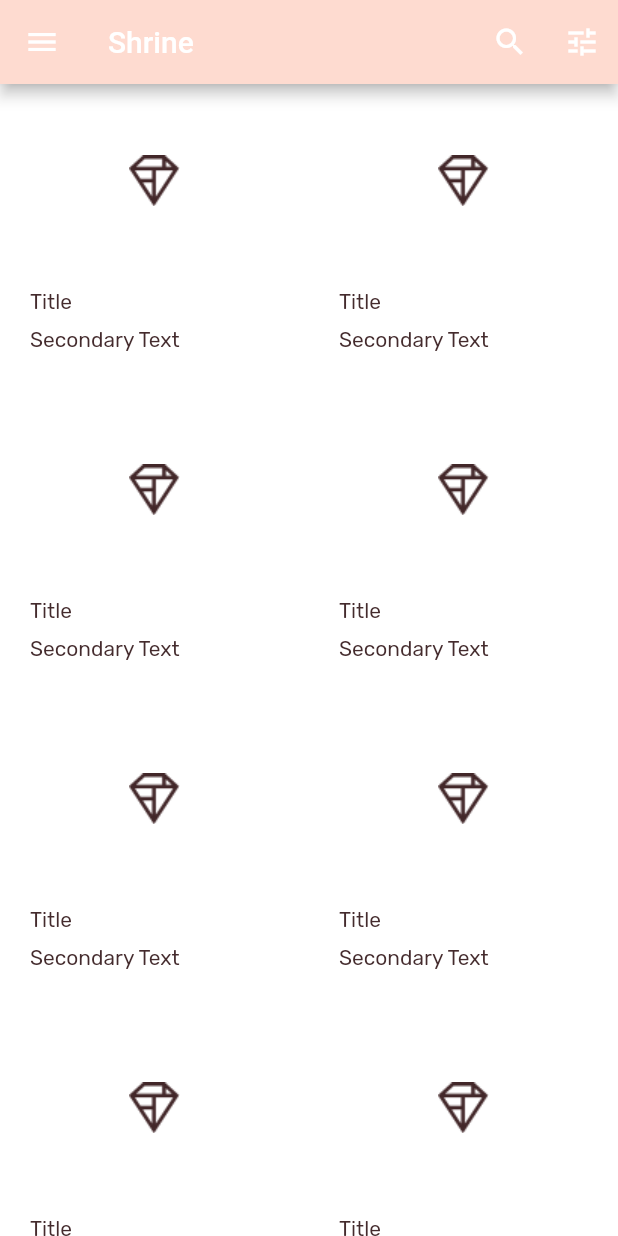
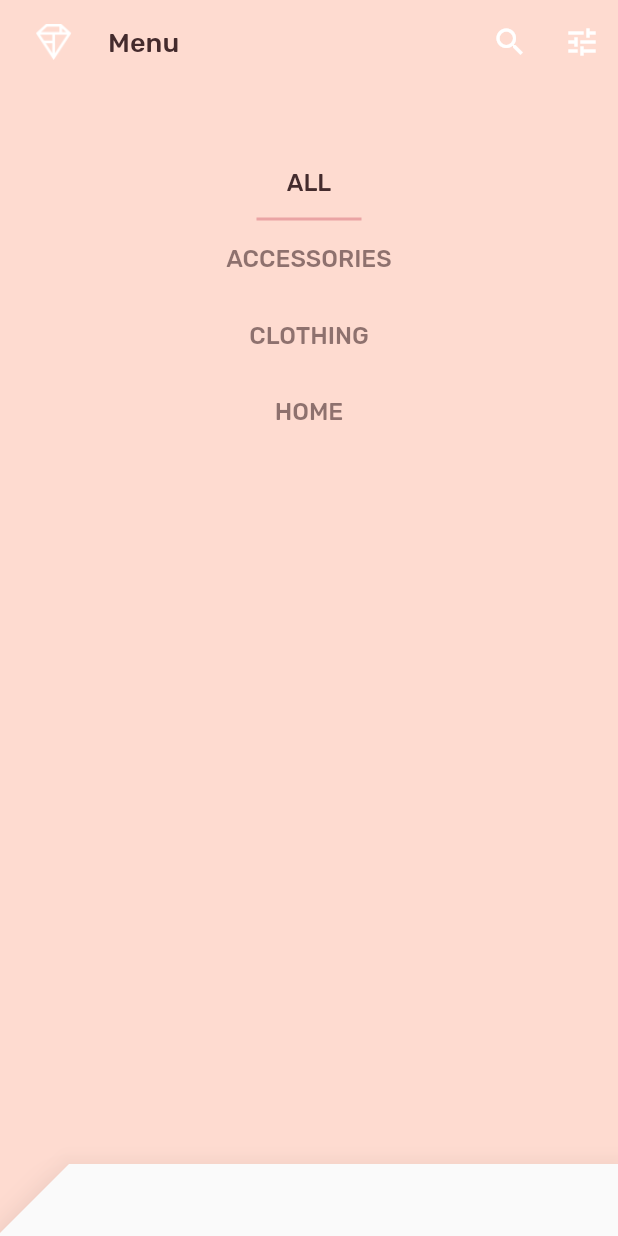
Before and after one commit to fariswidaa/Shrine, a Flutter app: the screen it shows after launch, after a tap on "Next", on a phone screen of 412 x 824 dp. Run offline on Flutter 3.47's test engine with Material 2 defaults, Android fonts, the phone set to English and light mode, and no system bars.

Commit message:
stage 3 ,4
creating the new rouute, adding the backdrop, animation, and the images

```diff
--- a/lib/app.dart
+++ b/lib/app.dart
@@ -1,3 +1,6 @@
+import 'package:Shrine/backdrop.dart';
+import 'package:Shrine/category_menu_page.dart';
+import 'package:Shrine/model/product.dart';
 import 'package:flutter/material.dart';
 
 import 'package:Shrine/supplemental/cut_corners_border.dart';
@@ -6,18 +9,38 @@ import 'package:Shrine/home.dart';
 import 'package:Shrine/login.dart';
 
 
-class ShrineApp extends StatelessWidget {
+class ShrineApp extends StatefulWidget {
   // This widget is the root of your application.
+  @override
+  _ShrineAppState createState() => _ShrineAppState();
+}
+
+class _ShrineAppState extends State<ShrineApp> {
+  Category _currentCategory = Category.all;
+
+  void _onCategoryTap (Category category){
+    setState(() {
+     _currentCategory = category ;
+    });
+  }
+
   @override
   Widget build(BuildContext context) {
     return MaterialApp(
       title: 'Shrine',
       theme: _shrineTheme,
-      home: Home(),
+      home: Backdrop(
+        category: Category.all,
+        frontLayer: Home(category: _currentCategory,),
+        backLayer: CategoryMenuPage(currentCategory: _currentCategory, onCategoryTap: _onCategoryTap),
+        frontTitle: Text('SHRINE',),
+        backTitle: Text('Menu',),
+      ),
       initialRoute: '/login',
       onGenerateRoute: _getRoute,
     );
   }
+
    Route<dynamic> _getRoute(RouteSettings settings) {
     if (settings.name != '/login') {
       return null;
@@ -26,7 +49,7 @@ class ShrineApp extends StatelessWidget {
     return MaterialPageRoute<void>(
       settings: settings,
       builder: (BuildContext context) => LoginPage(),
-      fullscreenDialog: true,
+      fullscreenDialog: false,
     );
   }
 }
@@ -67,10 +90,10 @@ ThemeData _buildShrineTheme() {
 
 TextTheme _buildShrineTextTheme(TextTheme base) {
   return base.copyWith (
-    headline: base.headline.copyWith(fontWeight : FontWeight.w500,),
-    title : base.title.copyWith(fontSize : 18.0),
+    headline5: base.headline5.copyWith(fontWeight : FontWeight.w500,),
+    headline6 : base.headline6.copyWith(fontSize : 18.0),
     caption: base.caption.copyWith(fontSize : 14.0 ,fontWeight : FontWeight.w400 ,),
-    body2: base.body2.copyWith(fontWeight : FontWeight.w500, fontSize : 16.0 ,),
+    bodyText1: base.bodyText1.copyWith(fontWeight : FontWeight.w500, fontSize : 16.0 ,),
   ).apply(
     fontFamily : 'Rubik',
     displayColor: kShrineBrown900,
--- /dev/null
+++ b/lib/backdrop.dart
@@ -0,0 +1,262 @@
+import 'package:flutter/material.dart';
+import 'package:meta/meta.dart';
+
+import 'model/product.dart';
+import 'login.dart';
+
+const double _kFlingVelocity = 2.0;
+
+class Backdrop extends StatefulWidget {
+  final Widget frontLayer;
+  final Widget backLayer;
+  final Widget frontTitle;
+  final Widget backTitle;
+  final Category category;
+
+  const Backdrop(
+      {@required this.frontLayer,
+      @required this.backLayer,
+      @required this.frontTitle,
+      @required this.backTitle,
+      @required this.category})
+      : assert(frontLayer != null),
+        assert(backLayer != null),
+        assert(frontTitle != null),
+        assert(backTitle != null),
+        assert(category != null);
+
+  @override
+  _BackdropState createState() => _BackdropState();
+}
+
+class _BackdropState extends State<Backdrop>
+    with SingleTickerProviderStateMixin {
+  final GlobalKey _backDropKey = GlobalKey(debugLabel: 'backDrop');
+  AnimationController _animationController;
+
+  Widget _buildStackWidget(BuildContext context, BoxConstraints constraints) {
+    const double layerTitleHeight = 48.0;
+    final Size layerSize = constraints.biggest;
+    final double layerTop = layerSize.height - layerTitleHeight;
+
+    Animation<RelativeRect> layerAnimation = RelativeRectTween(
+      begin: RelativeRect.fromLTRB(
+          0.0, layerTop, 0.0, layerTop - layerSize.height),
+      end: RelativeRect.fromLTRB(0.0, 0.0, 0.0, 0.0),
+    ).animate(_animationController.view);
+
+    return Stack(key: _backDropKey, children: <Widget>[
+      ExcludeSemantics(
+        excluding: _frontLayerVisible,
+        child: widget.backLayer,
+      ),
+      PositionedTransition(
+        rect: layerAnimation,
+        child: _Frontlayer(
+          child: widget.frontLayer,
+          onCategoryTap: _toggleBackdropLayerVisibility,
+        ),
+      )
+    ]);
+  }
+
+  bool get _frontLayerVisible {
+    final AnimationStatus status = _animationController.status;
+    return status == AnimationStatus.completed ||
+        status == AnimationStatus.forward;
+  }
+
+  void _toggleBackdropLayerVisibility() {
+    _animationController.fling(
+        velocity: _frontLayerVisible ? -_kFlingVelocity : _kFlingVelocity);
+  }
+
+  @override
+  void initState() {
+    super.initState();
+    _animationController = AnimationController(
+        vsync: this, duration: Duration(milliseconds: 300), value: 0);
+  }
+
+  @override
+  void dispose() {
+    super.dispose();
+    _animationController.dispose();
+  }
+
+  @override
+  void didUpdateWidget(Backdrop oldWidget) {
+    super.didUpdateWidget(oldWidget);
+    if (widget.category != oldWidget.category) {
+      _toggleBackdropLayerVisibility();
+    } else if (!_frontLayerVisible) {
+      _animationController.fling(velocity: _kFlingVelocity);
+    }
+  }
+
+  @override
+  Widget build(BuildContext context) {
+    final appBar = AppBar(
+      brightness: Brightness.light,
+      elevation: 0.0,
+      titleSpacing: 0.0,
+      title: _BackdropTitle(
+        frontTitle: widget.frontTitle,
+        backTitle: widget.backTitle,
+        onTap: _toggleBackdropLayerVisibility,
+        listenable: _animationController.view,
+      ),
+      actions: <Widget>[
+        IconButton(
+          icon: Icon(
+            Icons.search,
+            semanticLabel: 'search',
+          ),
+          onPressed: () => Navigator.push(
+              context,
+              MaterialPageRoute(builder: (BuildContext context) => LoginPage()),
+            ),
+        ),
+        IconButton(
+          icon: Icon(
+            Icons.tune,
+            semanticLabel: 'tune',
+          ),
+          onPressed: () => Navigator.push(
+              context,
+              MaterialPageRoute(builder: (BuildContext context) => LoginPage()),
+            ),
+        ),
+      ],
+    );
+    return Scaffold(
+        appBar: appBar,
+        body: LayoutBuilder(
+          builder: _buildStackWidget,
+        ));
+  }
+}
+
+class _Frontlayer extends StatelessWidget {
+  const _Frontlayer({
+    Key key,
+    this.child,
+    this.onCategoryTap,
+  });
+
+  final VoidCallback onCategoryTap;
+  final Widget child;
+  @override
+  Widget build(BuildContext context) {
+    return Material(
+      elevation: 16.0,
+      shape: BeveledRectangleBorder(
+        borderRadius: BorderRadius.only(
+          topLeft: Radius.circular(46.0),
+        ),
+      ),
+      child: Column(
+        crossAxisAlignment: CrossAxisAlignment.stretch,
+        children: <Widget>[
+          GestureDetector(
+            behavior: HitTestBehavior.opaque,
+            onTap: onCategoryTap,
+            child: Container(
+              height: 40.0,
+              alignment: AlignmentDirectional.centerStart,
+            ),
+          ),
+          Expanded(
+            child: child,
+          ),
+        ],
+      ),
+    );
+  }
+}
+
+class _BackdropTitle extends AnimatedWidget {
+  final Widget frontTitle;
+  final Widget backTitle;
+  final Function onTap;
+
+  const _BackdropTitle({
+    @required this.frontTitle,
+    @required this.backTitle,
+    Key key,
+    this.onTap,
+    Listenable listenable,
+  })  : assert(frontTitle != null),
+        assert(backTitle != null),
+        super(key: key, listenable: listenable);
+
+  @override
+  Widget build(BuildContext context) {
+    final Animation<double> animation = this.listenable;
+
+    return DefaultTextStyle(
+      style: Theme.of(context).primaryTextTheme.headline6,
+      overflow: TextOverflow.ellipsis,
+      softWrap: false,
+      child: Row(
+        children: <Widget>[
+          SizedBox(
+            width: 72.0,
+            child: IconButton(
+              onPressed: onTap,
+              icon: Stack(
+                children: <Widget>[
+                  Opacity(
+                    opacity: animation.value,
+                    child: ImageIcon(
+                      AssetImage('assets/slanted_menu.png'),
+                    ),
+                  ),
+                  FractionalTranslation(
+                    translation: Tween<Offset>(
+                      begin: Offset.zero,
+                      end: Offset(1.0, 0.0),
+                    ).evaluate(animation),
+                    child: ImageIcon(
+                      AssetImage('assets/diamond.png'),
+                    ),
+                  ),
+                ],
+              ),
+            ),
+          ),
+          Stack(
+            children: <Widget>[
+              Opacity(
+                opacity: CurvedAnimation(
+                  parent: ReverseAnimation(animation),
+                  curve: Interval(0.5, 1.0),
+                ).value,
+                child: FractionalTranslation(
+                  translation: Tween<Offset>(
+                    begin: Offset.zero,
+                    end: Offset(0.5, 0.0),
+                  ).evaluate(animation),
+                  child: backTitle,
+                ),
+              ),
+              Opacity(
+                opacity: CurvedAnimation(
+                  parent: animation,
+                  curve: Interval(0.5, 1.0),
+                ).value,
+                child: FractionalTranslation(
+                  translation: Tween<Offset>(
+                    begin: Offset(-0.25, 0.0),
+                    end: Offset.zero,
+                  ).evaluate(animation),
+                  child: frontTitle,
+                ),
+              ),
+            ],
+          ),
+        ],
+      ),
+    );
+  }
+}
--- /dev/null
+++ b/lib/category_menu_page.dart
@@ -0,0 +1,67 @@
+import 'package:flutter/material.dart';
+import 'package:meta/meta.dart';
+
+import 'colors.dart';
+import 'model/product.dart';
+
+class CategoryMenuPage extends StatelessWidget {
+  final List<Category> _categories = Category.values;
+  final Category currentCategory;
+  final ValueChanged<Category> onCategoryTap;
+
+  const CategoryMenuPage(
+      {Key key, @required this.currentCategory, @required this.onCategoryTap})
+      : assert(currentCategory != null),
+        assert(onCategoryTap != null),
+        super(key: key);
+
+  Widget _buildCategory(BuildContext context, Category category) {
+
+    final categoryString =
+        category.toString().replaceAll('Category.', '').toUpperCase();
+    final ThemeData theme = Theme.of(context);
+
+    return GestureDetector(
+      onTap: () => onCategoryTap,
+      child: category == currentCategory
+          ? Column(
+              children: <Widget>[
+                SizedBox(height: 16.0),
+                Text(
+                  categoryString,
+                  style: theme.textTheme.bodyText1,
+                  textAlign: TextAlign.center,
+                ),
+                SizedBox(height: 14.0),
+                Container(
+                  width: 70.0,
+                  height: 2.0,
+                  color: kShrinePink400,
+                ),
+              ],
+            )
+          : Padding(
+              padding: EdgeInsets.symmetric(vertical: 16.0),
+              child: Text(
+                categoryString,
+                style: theme.textTheme.bodyText1
+                    .copyWith(color: kShrineBrown900.withAlpha(153)),
+                textAlign: TextAlign.center,
+              ),
+            ),
+    );
+  }
+
+  @override
+  Widget build(BuildContext context) {
+    return Center(
+      child: Container(
+        padding : EdgeInsets.all(40.0),
+        color : kShrinePink100,
+        child : ListView(
+          children: _categories.map((e) => _buildCategory(context, e)).toList(),
+        ),
+      ),
+    );
+  }
+}
--- a/lib/home.dart
+++ b/lib/home.dart
@@ -1,71 +1,17 @@
+import 'package:Shrine/model/product.dart';
+import 'package:Shrine/model/products_repository.dart';
+import 'package:Shrine/supplemental/asymmetric_view.dart';
 import 'package:flutter/material.dart';
 
-class Home extends StatefulWidget {
-  @override
-  _HomeState createState() => _HomeState();
-}
+class Home extends StatelessWidget {
+  final Category category;
 
-class _HomeState extends State<Home> {
-
-  final appBar = AppBar(
-    title: Text('Shrine'),
-    leading: IconButton(icon:Icon(Icons.menu) , onPressed: () {
-      print('menu button');
-    },),
-    actions: <Widget>[
-      IconButton(icon:Icon(Icons.search,semanticLabel: 'search',)
-       , onPressed: () {
-        print('search');
-      },
-    ),
-      IconButton(icon:Icon(Icons.tune, semanticLabel: 'tune',) , onPressed: (){
-        print('tune');
-      },),
-    ],
-  );
-
+  Home({this.category: Category.all});
 
   @override
   Widget build(BuildContext context) {
-    return Scaffold(
-      appBar: appBar,
-      body: GridView.count(
-        crossAxisCount: 2,
-        children:_buildGridCards(10),
-      ),
+    return AsymmetricView(
+      products: ProductsRepository.loadProducts(category),
     );
   }
-
-  List<Card> _buildGridCards(int count) {
-  List<Card> cards = List.generate(
-    count,
-    (int index) => Card(
-      elevation: 0.0,
-      clipBehavior: Clip.antiAlias,
-      child: Column(
-        crossAxisAlignment: CrossAxisAlignment.start,
-        children: <Widget>[
-          AspectRatio(
-            aspectRatio: 18.0 / 11.0,
-            child: Image.asset('assets/diamond.png'),
-          ),
-          Padding(
-            padding: EdgeInsets.fromLTRB(16.0, 12.0, 16.0, 4.0),
-            child: Column(
-              crossAxisAlignment: CrossAxisAlignment.start,
-              children: <Widget>[
-                Text('Title'),
-                SizedBox(height:8.0),
-                Text('Secondary Text'),
-              ],
-            ),
-          ),
-        ],
-      ),
-    ),
-  );
-
-  return cards;
 }
-
-}
--- a/lib/login.dart
+++ b/lib/login.dart
@@ -20,13 +20,12 @@ class _LoginPageState extends State<LoginPage> {
             SizedBox(height: 80.0),
             Column(
               children: <Widget>[
-                Image.asset('assets/diamond.png'),
+                Image.asset('assets/diamond.png' , color : Colors.black),
                 SizedBox(height: 16.0),
                 Text('SHRINE'),
               ],
             ),
             SizedBox(height: 120.0),
-            // TODO: Add TextField widgets (101)
             TextField(
               controller: passwordEditingController,
               decoration: InputDecoration(filled: true, labelText: 'User Name'),
--- a/lib/model/products_repository.dart
+++ b/lib/model/products_repository.dart
@@ -16,6 +16,7 @@ import 'product.dart';
 
 class ProductsRepository {
   static List<Product> loadProducts(Category category) {
+
     const allProducts = <Product> [
       Product(
         category: Category.accessories,
@@ -284,6 +285,7 @@ class ProductsRepository {
         price: 58,
       ),
     ];
+
     if (category == Category.all) {
       return allProducts;
     } else {
--- a/lib/supplemental/product_card.dart
+++ b/lib/supplemental/product_card.dart
@@ -53,7 +53,6 @@ class ProductCard extends StatelessWidget {
             mainAxisAlignment: MainAxisAlignment.end,
             crossAxisAlignment: CrossAxisAlignment.center,
             children: <Widget>[
-              // TODO(larche): Make headline6 when available
               Text(
                 product == null ? '' : product.name,
                 style: theme.textTheme.button,
@@ -62,7 +61,6 @@ class ProductCard extends StatelessWidget {
                 maxLines: 1,
               ),
               SizedBox(height: 4.0),
-              // TODO(larche): Make subtitle2 when available
               Text(
                 product == null ? '' : formatter.format(product.price),
                 style: theme.textTheme.caption,
--- a/lib/supplemental/product_columns.dart
+++ b/lib/supplemental/product_columns.dart
@@ -33,13 +33,13 @@ class TwoProductCardColumn extends StatelessWidget {
 
       double heightOfCards = (constraints.biggest.height - spacerHeight) / 2.0;
       double heightOfImages = heightOfCards - ProductCard.kTextBoxHeight;
-      // TODO: Change imageAspectRatio calculation (104)
-      double imageAspectRatio = constraints.biggest.width / heightOfImages;
+      double imageAspectRatio = heightOfImages >= 0.0
+          ? constraints.biggest.width / heightOfImages
+          : 49.0 / 33.0;
 
-      // TODO: Replace Column with a ListView (104)
-      return Column(
-        mainAxisAlignment: MainAxisAlignment.center,
-        crossAxisAlignment: CrossAxisAlignment.center,
+
+      return ListView(
+        physics: const ClampingScrollPhysics(),
         children: <Widget>[
           Padding(
             padding: EdgeInsetsDirectional.only(start: 28.0),
@@ -73,15 +73,16 @@ class OneProductCardColumn extends StatelessWidget {
 
   @override
   Widget build(BuildContext context) {
-    // TODO: Replace Column with a ListView (104)
-    return Column(
-      mainAxisAlignment: MainAxisAlignment.end,
+    return ListView(
+      // try to change physics, and reverse
+      physics: const ClampingScrollPhysics(),
+      reverse: true,
       children: <Widget>[
+        SizedBox(
+          height: 40.0,
+        ),
         ProductCard(
           product: product,
-        ),
-        SizedBox(
-          height: 40.0,
         ),
       ],
     );
```
Also changed, not shown: pubspec.yaml (+41 -3 lines), pubspec.lock.
